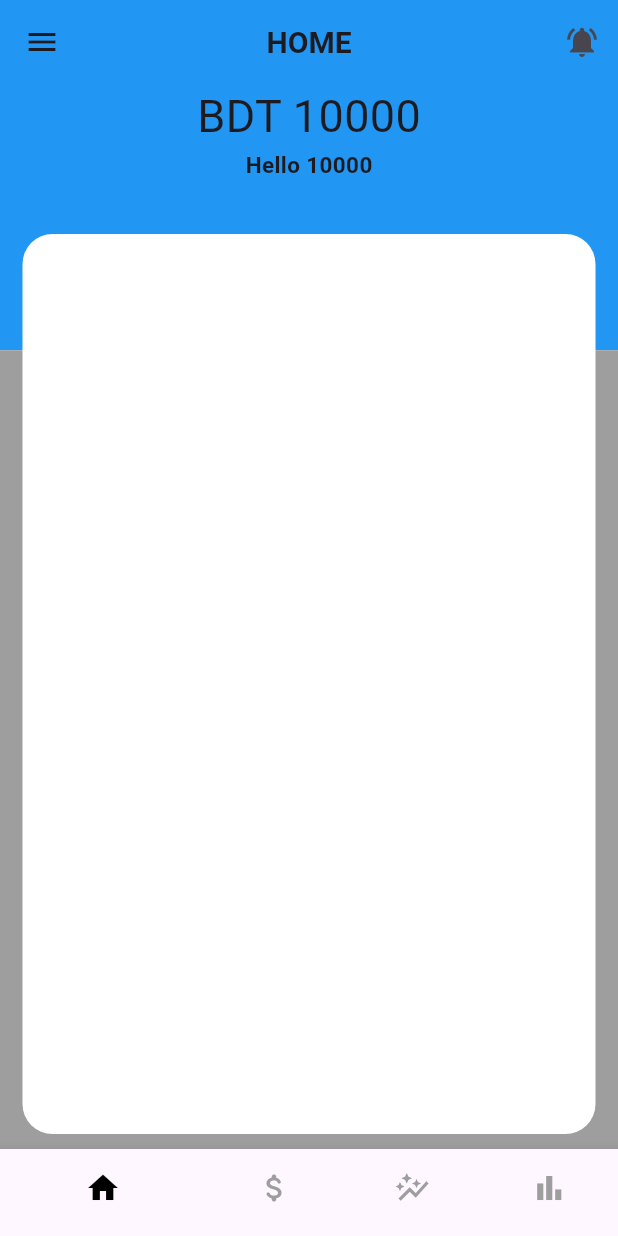
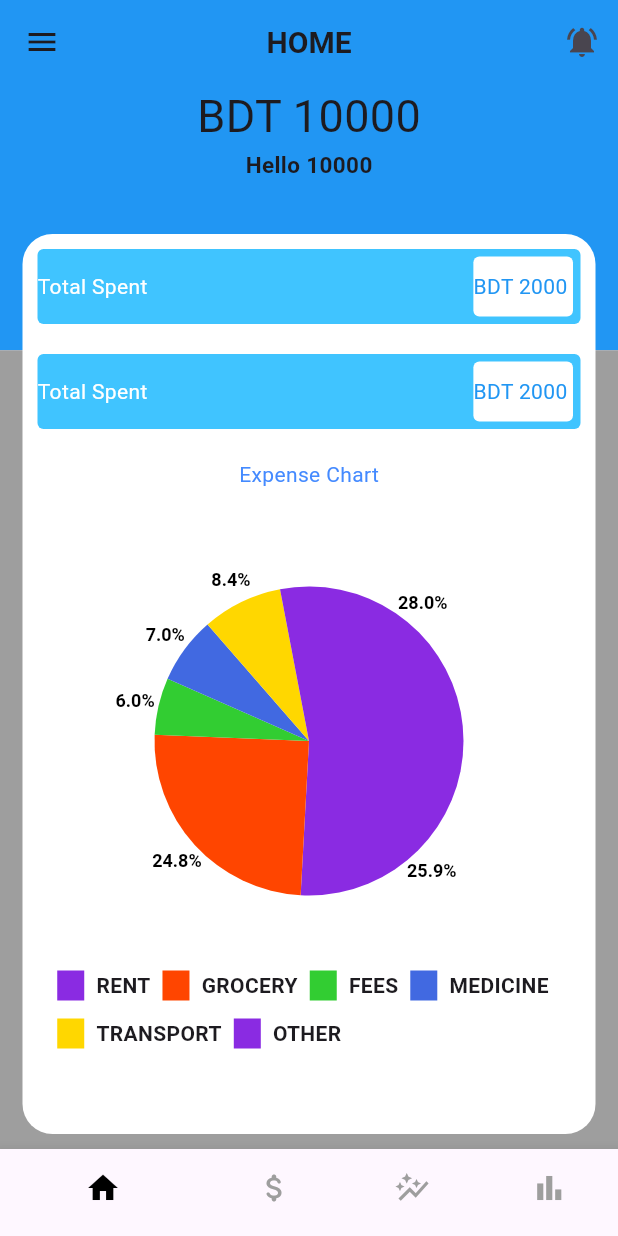
Before and after one commit to aman5196/SpendwiseTracker-App, a Flutter app: the screen it shows after launch, on a phone screen of 412 x 824 dp. Run offline on Flutter 3.47's test engine with Material 3 defaults, Android fonts, the phone set to English and light mode, and no system bars; drawn by our look-alikes of pie_chart.

Commit message:
dashboard ready without floating action button

```diff
--- a/lib/screens/dashboard.dart
+++ b/lib/screens/dashboard.dart
@@ -1,4 +1,5 @@
 import 'package:flutter/material.dart';
+import 'package:pie_chart/pie_chart.dart';
 import 'package:spendwise_tracker_app/screens/analysis_page.dart';
 import 'package:spendwise_tracker_app/screens/debt_page.dart';
 import 'package:spendwise_tracker_app/screens/expense_page.dart';
@@ -28,6 +29,16 @@ class _DashboardState extends State<Dashboard> {
 
   }
 */
+
+  Map<String ,double>datamap={
+    "RENT":18.47,
+    "GROCERY":17.70,
+    "FEES":4.25,
+    "MEDICINE":5,
+    "TRANSPORT":6,
+    "OTHER":20
+  };
+
   @override
   Widget build(BuildContext context) {
     return Scaffold(
@@ -111,9 +122,125 @@ class _DashboardState extends State<Dashboard> {
                  borderRadius: BorderRadius.circular(20), // Adjust the border radius as needed
                ), // Set the color of the container
 
-                child: Center(
-                    child: Text("Additional Container",
-                           style: TextStyle(color: Colors.white),),
+                child: Column(
+                  children: [
+
+
+                    Container(
+                      height: 50,
+                      margin: const EdgeInsets.all(10.0),
+                      decoration: BoxDecoration(
+                        color: Colors.lightBlueAccent,
+                        borderRadius: BorderRadius.circular(4), // Adjust the border radius as needed
+                      ),
+                      child: Row(
+                        children: [
+                          Center(
+                              child: Text("Total Spent",
+                                     style: TextStyle(color: Colors.white),),
+                          ),
+                          Spacer(),
+                          Container(
+                            margin: const EdgeInsets.all(5.0),
+                            decoration: BoxDecoration(
+                              color: Colors.white,
+                              borderRadius: BorderRadius.circular(4), // Adjust the border radius as needed
+                            ),
+
+                            child: Center(
+                              child: Text("BDT 2000 ",
+                                style: TextStyle(color: Colors.blue),),
+                            ),
+                          ),
+                        ],
+                      ),
+                    ),
+
+
+
+                    Container(
+                      height: 50,
+                      margin: const EdgeInsets.all(10.0),
+                      decoration: BoxDecoration(
+                        color: Colors.lightBlueAccent,
+                        borderRadius: BorderRadius.circular(4), // Adjust the border radius as needed
+                      ),
+                      child: Row(
+                        children: [
+                          Center(
+                            child: Text("Total Spent",
+                              style: TextStyle(color: Colors.white),),
+                          ),
+                          Spacer(),
+                          Container(
+                            margin: const EdgeInsets.all(5.0),
+                            decoration: BoxDecoration(
+                              color: Colors.white,
+                              borderRadius: BorderRadius.circular(4), // Adjust the border radius as needed
+                            ),
+
+                            child: Center(
+                              child: Text("BDT 2000 ",
+                                style: TextStyle(color: Colors.blue),),
+                            ),
+                          ),
+                        ],
+                      ),
+                    ),
+
+
+                    Container(
+                      margin: const EdgeInsets.all(10.0),
+                      decoration: BoxDecoration(
+                        color: Colors.transparent,
+                        borderRadius: BorderRadius.circular(50), // Adjust the border radius as needed
+                      ),
+                      child: Center(
+                        child: Text("Expense Chart",
+                          style: TextStyle(color: Colors.blueAccent),),
+                      ),
+                    ),
+
+
+
+
+                    Expanded(
+                      child: Container(
+                        margin: const EdgeInsets.all(10.0),
+                        decoration: BoxDecoration(
+                          //color: Colors.red,
+                          borderRadius: BorderRadius.circular(50), // Adjust the border radius as needed
+                        ),
+                        child: Center(
+                          child:PieChart(
+                            dataMap: datamap,
+                            colorList: [
+                              Color(0xff8A2BE2),
+                              Color(0xFFFF4500),
+                              Color(0xFF32CD32),
+                              Color(0xFF4169E1),
+                              Color(0xFFFFD700),
+                            ],
+                            chartRadius: MediaQuery.of(context).size.width/2,
+                            chartValuesOptions: ChartValuesOptions(
+                              showChartValuesOutside: true,
+                              showChartValuesInPercentage:true,
+                              showChartValueBackground:false,
+                            ),
+                            legendOptions: LegendOptions(
+                              legendShape: BoxShape.rectangle,
+                              legendPosition: LegendPosition.bottom,
+                              showLegendsInRow: true,
+                            ),
+                          )
+
+                        ),
+                      ),
+                    ),
+
+
+
+                  ],
                 ),
              )
             )
@@ -129,10 +256,12 @@ class _DashboardState extends State<Dashboard> {
         showSelectedLabels: false,
         showUnselectedLabels: false,
         backgroundColor: Colors.blue,
+
         //onTap: onTap,
         items: [
           BottomNavigationBarItem(icon: Icon(Icons.home),label:'Home'),
           BottomNavigationBarItem(icon: Icon(Icons.attach_money_rounded),label: 'Debt'),
+
 
           BottomNavigationBarItem(icon: Icon(Icons.auto_graph),label:'expense'),
           BottomNavigationBarItem(icon: Icon(Icons.bar_chart),label:'analysis'),
--- a/pubspec.yaml
+++ b/pubspec.yaml
@@ -35,6 +35,7 @@ dependencies:
   # The following adds the Cupertino Icons font to your application.
   # Use with the CupertinoIcons class for iOS style icons.
   cupertino_icons: ^1.0.2
+  pie_chart: ^5.4.0
 
 dev_dependencies:
   flutter_test:
```
Also changed, not shown: pubspec.lock.
